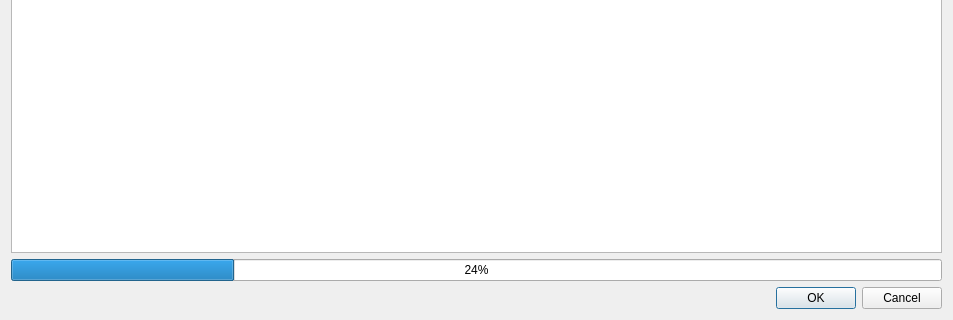
Old version of the form ui/lsp_feature_setup_widget.ui in the repository Toeger/SCE; both pictures show x 0 to 953 and y 254 to 574 of the 953 by 574 pixel window.
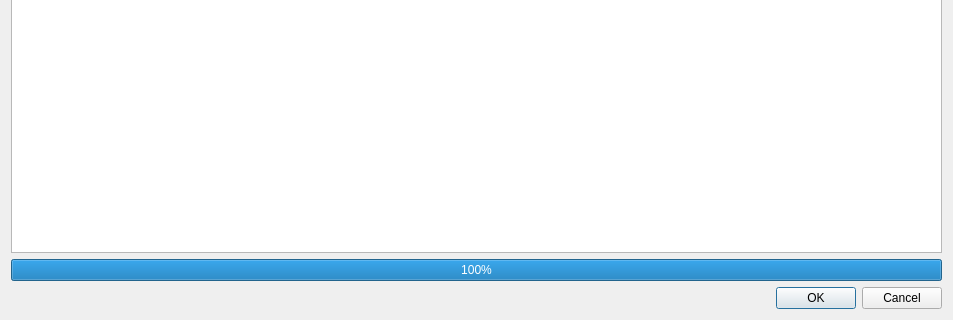
New version of the form.

Commit message: Made progress bar in LSP feature setup window work better for 0 tools.

```diff
--- a/ui/lsp_feature_setup_widget.ui
+++ b/ui/lsp_feature_setup_widget.ui
@@ -41,7 +41,7 @@
        <item>
         <widget class="QProgressBar" name="progressBar">
          <property name="value">
-          <number>24</number>
+          <number>100</number>
          </property>
         </widget>
        </item>
```
The commit also changes 1 other file.
